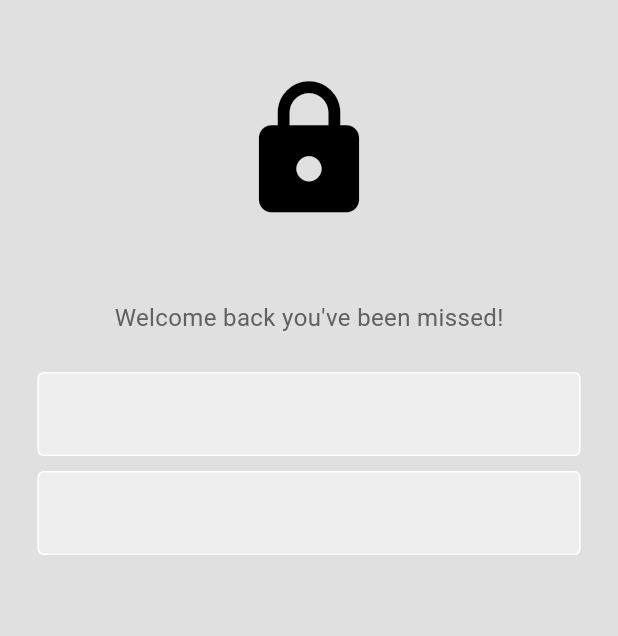
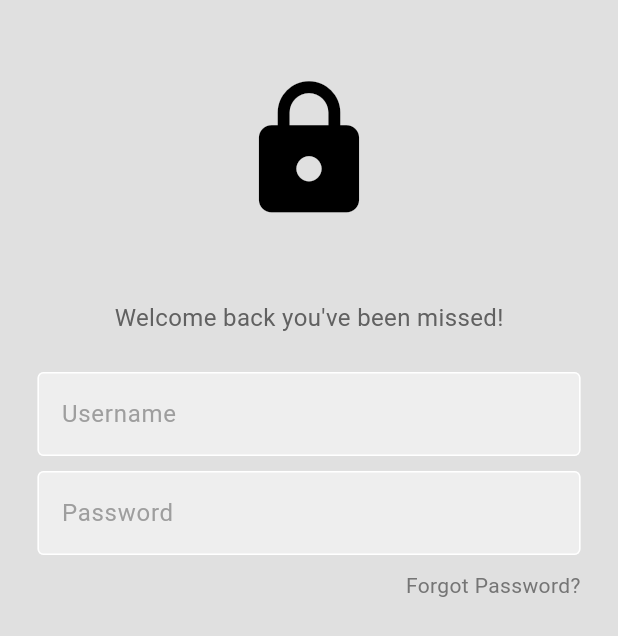
Before and after one commit to NguyenNhatHuynh/todo-app-dart, a Flutter app: the screen it shows after launch, on a phone screen of 412 x 824 dp. Shown: the top 636 px of the screen. Run offline on Flutter 3.47's test engine with Material 3 defaults, Android fonts, the light colour scheme and no system bars.

Commit message:
Login UI screen

```diff
--- a/lib/components/my_textfield.dart
+++ b/lib/components/my_textfield.dart
@@ -1,13 +1,23 @@
 import 'package:flutter/material.dart';
 
 class MyTextfield extends StatelessWidget {
-  const MyTextfield({super.key});
+  final controller;
+  final String hinText;
+  final bool obscureText;
+  const MyTextfield({
+    super.key,
+    required this.controller,
+    required this.hinText,
+    required this.obscureText,
+  });
 
   @override
   Widget build(BuildContext context) {
     return Padding(
       padding: const EdgeInsets.symmetric(horizontal: 25.0),
       child: TextField(
+        controller: controller,
+        obscureText: obscureText,
         decoration: InputDecoration(
             enabledBorder: const OutlineInputBorder(
               borderSide: BorderSide(color: Colors.white),
@@ -17,7 +27,8 @@ class MyTextfield extends StatelessWidget {
             ),
             fillColor: Colors.grey.shade200,
             filled: true,
-        ),
+            hintText: hinText,
+            hintStyle: TextStyle(color: Colors.grey[500])),
       ),
     );
   }
--- a/lib/pages/login_page.dart
+++ b/lib/pages/login_page.dart
@@ -2,7 +2,11 @@ import 'package:flutter/material.dart';
 import 'package:app_todo_xd/components/my_textfield.dart';
 
 class LoginPage extends StatelessWidget {
-  const LoginPage({super.key});
+  LoginPage({super.key});
+
+  // text editing controllers
+  final usernameController = TextEditingController();
+  final passwordController = TextEditingController();
 
   @override
   Widget build(BuildContext context) {
@@ -35,13 +39,40 @@ class LoginPage extends StatelessWidget {
                 const SizedBox(height: 25),
 
                 // usename textField
-                MyTextfield(),
+                MyTextfield(
+                  controller: usernameController,
+                  hinText: 'Username',
+                  obscureText: false,
+                ),
 
                 const SizedBox(height: 10),
 
                 // Password textfield
-                MyTextfield(),
+                MyTextfield(
+                  controller: passwordController,
+                  hinText: 'Password',
+                  obscureText: true,
+                ),
+
+                const SizedBox(height: 10),
+
                 // forgot password?
+                Padding(
+                  padding: const EdgeInsets.symmetric(horizontal: 25.0),
+                  child: Row(
+                    mainAxisAlignment: MainAxisAlignment.end,
+                    children: [
+                      Text(
+                        'Forgot Password?',
+                        style: TextStyle(color: Colors.grey[600]),
+                      ),
+                    ],
+                  ),
+                ),
+
+                const SizedBox(height: 25),
+
+                // sign in buttons
 
                 // or continue with
 
```
Lines whose indentation alone changed are shown as unchanged.
